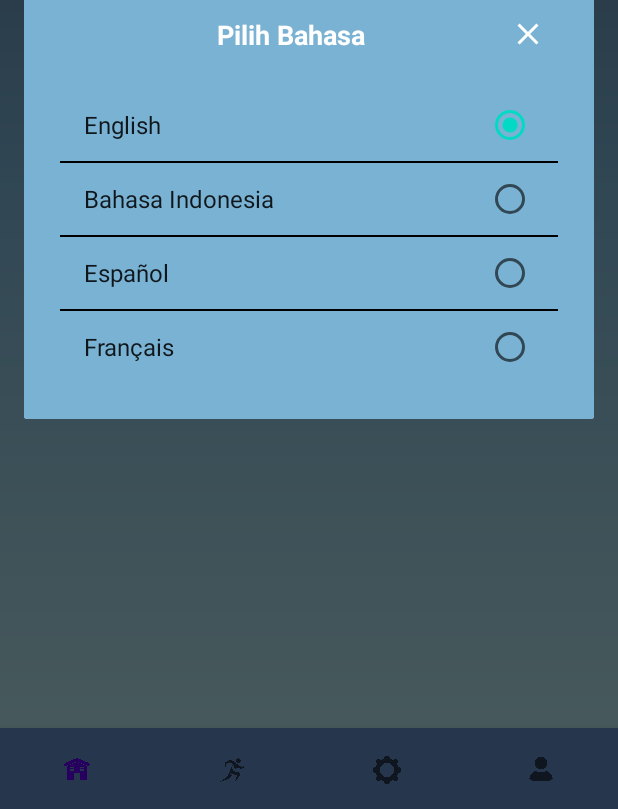
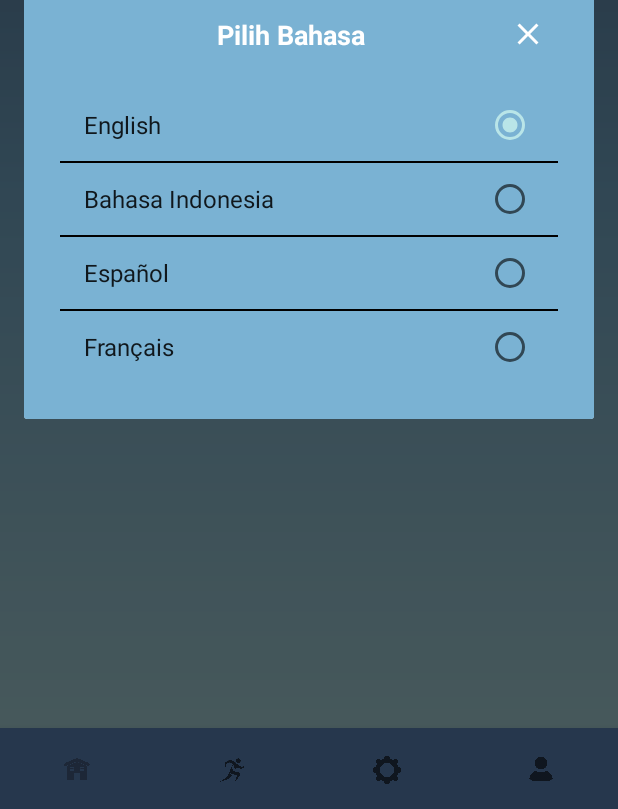
Before and after one commit to mutiara1011/capstone-project, an Android app: the SettingsFragment screen opened through its navigation route, after a tap on "Bahasa", on a phone screen of 412 x 824 dp. Shown: the part 424-1233 px from the top of the screen. Run offline under Robolectric (Android 15) with nearby library versions, the phone set to English and light mode, and no system bars; our stand-ins replace navigation-ui.

Commit message:
implementation theme

```diff
--- a/app/src/main/java/com/example/myapplication/ui/user/PollutantData.kt
+++ b/app/src/main/java/com/example/myapplication/ui/user/PollutantData.kt
@@ -14,7 +14,8 @@ data class PollutantData(
             in 101..150 -> "Tidak Sehat bagi Kelompok Sensitif"
             in 151..200 -> "Tidak Sehat"
             in 201..300 -> "Sangat Tidak Sehat"
-            else -> "Berbahaya"
+            in 301 .. 500 -> "Berbahaya"
+            else -> " Sangat Berbahaya"
         }
     }
 }
--- a/app/src/main/res/drawable/gradient1.xml
+++ b/app/src/main/res/drawable/gradient1.xml
@@ -1,8 +1,8 @@
 <?xml version="1.0" encoding="utf-8"?>
 <shape xmlns:android="http://schemas.android.com/apk/res/android" android:shape="rectangle">
     <gradient
-        android:startColor="#4A628A"
-        android:endColor="#B9E5E8"
-        android:centerColor="#7AB2D3"
+        android:startColor="?attr/colorPrimary"
+        android:endColor="?attr/colorSecondary"
+        android:centerColor="?attr/colorPrimaryVariant"
         android:angle="270"/>
 </shape>
--- a/app/src/main/res/layout/activity_main.xml
+++ b/app/src/main/res/layout/activity_main.xml
@@ -21,7 +21,7 @@
         android:layout_height="wrap_content"
         android:layout_marginStart="0dp"
         android:layout_marginEnd="0dp"
-        android:background="#608BC1"
+        android:background="?attr/colorPrimaryFixed"
         app:labelVisibilityMode="unlabeled"
         app:layout_constraintBottom_toBottomOf="parent"
         app:layout_constraintLeft_toLeftOf="parent"
--- a/app/src/main/res/layout/dialog_language.xml
+++ b/app/src/main/res/layout/dialog_language.xml
@@ -5,7 +5,7 @@
     xmlns:app="http://schemas.android.com/apk/res-auto"
     android:orientation="vertical"
     android:padding="16dp"
-    android:background="#7AB2D3">
+    android:background="?attr/colorPrimaryVariant">
 
     <!-- Header dengan judul dan tombol close -->
     <LinearLayout
@@ -47,5 +47,5 @@
         android:divider="@color/black"
         android:dividerHeight="1dp"
         android:padding="8dp"
-        android:background="#7AB2D3" />
+        android:background="?attr/colorPrimaryVariant" />
 </LinearLayout>
--- a/app/src/main/res/layout/fragment_profile.xml
+++ b/app/src/main/res/layout/fragment_profile.xml
@@ -27,7 +27,7 @@
                 android:layout_width="match_parent"
                 android:layout_height="wrap_content"
                 android:padding="9dp"
-                android:background="#7AB2D3">
+                android:background="?attr/colorPrimaryVariant">
 
                 <ImageView
                     android:id="@+id/icon_profile"
@@ -74,7 +74,7 @@
             android:layout_marginEnd="6dp"
             android:text="Edit Profile"
             android:textColor="@color/white"
-            app:backgroundTint="#7AB2D3" />
+            app:backgroundTint="?attr/colorPrimaryVariant" />
 
         <androidx.cardview.widget.CardView
             android:id="@+id/recommendation"
@@ -90,7 +90,7 @@
                 android:layout_width="match_parent"
                 android:layout_height="wrap_content"
                 android:padding="9dp"
-                android:background="#7AB2D3">
+                android:background="?attr/colorPrimaryVariant">
 
                 <TextView
                     android:layout_width="match_parent"
--- a/app/src/main/res/layout/fragment_settings.xml
+++ b/app/src/main/res/layout/fragment_settings.xml
@@ -26,7 +26,7 @@
                 android:layout_width="match_parent"
                 android:layout_height="wrap_content"
                 android:padding="9dp"
-                android:background="#7AB2D3">
+                android:background="?attr/colorPrimaryVariant">
 
                 <TextView
                     android:id="@+id/language"
@@ -56,7 +56,7 @@
                 android:layout_width="match_parent"
                 android:layout_height="wrap_content"
                 android:padding="9dp"
-                android:background="#7AB2D3">
+                android:background="?attr/colorPrimaryVariant">
 
                 <TextView
                     android:id="@+id/theme"
@@ -86,7 +86,7 @@
                 android:layout_width="match_parent"
                 android:layout_height="wrap_content"
                 android:padding="9dp"
-                android:background="#7AB2D3">
+                android:background="?attr/colorPrimaryVariant">
 
                 <TextView
                     android:id="@+id/notifications"
--- a/app/src/main/res/values-night/themes.xml
+++ b/app/src/main/res/values-night/themes.xml
@@ -1,18 +1,17 @@
 <resources xmlns:tools="http://schemas.android.com/tools">
-    <!-- Base application theme. -->
     <style name="Theme.MyApplication" parent="Theme.MaterialComponents.DayNight.DarkActionBar">
         <!-- Primary brand color. -->
-        <item name="colorPrimary">@color/purple_200</item>
-        <item name="colorPrimaryVariant">@color/purple_700</item>
-        <item name="colorOnPrimary">@color/black</item>
+        <item name="colorPrimary">@color/dark_primary</item>
+        <item name="colorPrimaryVariant">@color/dark_primary_variant</item>
+        <item name="colorOnPrimary">@color/dark_text</item>
+        <item name="colorPrimaryFixed">@color/dark_secondary_variant</item>
         <!-- Secondary brand color. -->
-        <item name="colorSecondary">@color/teal_200</item>
-        <item name="colorSecondaryVariant">@color/teal_200</item>
-        <item name="colorOnSecondary">@color/black</item>
+        <item name="colorSecondary">@color/dark_secondary</item>
+        <item name="colorSecondaryVariant">@color/dark_secondary_variant</item>
+        <item name="colorOnSecondary">@color/dark_text</item>
         <!-- Status bar color. -->
         <item name="android:statusBarColor">?attr/colorPrimaryVariant</item>
         <item name="windowActionBar">false</item>
         <item name="windowNoTitle">true</item>
-        <!-- Customize your theme here. -->
     </style>
 </resources>
--- a/app/src/main/res/values/colors.xml
+++ b/app/src/main/res/values/colors.xml
@@ -7,4 +7,19 @@
     <color name="teal_700">#FF018786</color>
     <color name="black">#FF000000</color>
     <color name="white">#FFFFFFFF</color>
+
+    <color name="dark_primary">#404258</color>
+    <color name="dark_primary_variant">#6B728E</color>
+    <color name="dark_secondary">#D8D9DA</color>
+    <color name="dark_secondary_variant">#50577A</color>
+    <color name="dark_text">#FFFFFF</color>
+
+    <color name="light_primary">#4A628A</color>
+    <color name="light_primary_variant">#7AB2D3</color>
+    <color name="light_secondary">#B9E5E8</color>
+    <color name="light_secondary_variant">#DFF2EB</color>
+    <color name="light_text">#FFFFFF</color>
+
+    <color name="light_status_bar">#608BC1</color>
+
 </resources>
--- a/app/src/main/res/values/themes.xml
+++ b/app/src/main/res/values/themes.xml
@@ -2,17 +2,18 @@
     <!-- Base application theme. -->
     <style name="Theme.MyApplication" parent="Theme.MaterialComponents.DayNight.DarkActionBar">
         <!-- Primary brand color. -->
-        <item name="colorPrimary">@color/purple_500</item>
-        <item name="colorPrimaryVariant">@color/purple_700</item>
-        <item name="colorOnPrimary">@color/white</item>
+        <item name="colorPrimary">@color/light_primary</item>
+        <item name="colorPrimaryVariant">@color/light_primary_variant</item>
+        <item name="colorOnPrimary">@color/light_text</item>
+        <item name="colorPrimaryFixed">@color/light_status_bar</item>
         <!-- Secondary brand color. -->
-        <item name="colorSecondary">@color/teal_200</item>
-        <item name="colorSecondaryVariant">@color/teal_700</item>
-        <item name="colorOnSecondary">@color/black</item>
+        <item name="colorSecondary">@color/light_secondary</item>
+        <item name="colorSecondaryVariant">@color/light_secondary_variant</item>
+        <item name="colorOnSecondary">@color/light_text</item>
         <!-- Status bar color. -->
         <item name="android:statusBarColor">?attr/colorPrimaryVariant</item>
+
         <item name="windowActionBar">false</item>
         <item name="windowNoTitle">true</item>
-        <!-- Customize your theme here. -->
     </style>
 </resources>
```
Also changed, not shown: app/src/main/java/com/example/myapplication/ui/setting/SettingsFragment.kt (+28 -20 lines), app/src/main/res/layout/fragment_home.xml (+6 -6 lines), app/src/main/res/layout/fragment_user.xml (+4 -4 lines).
